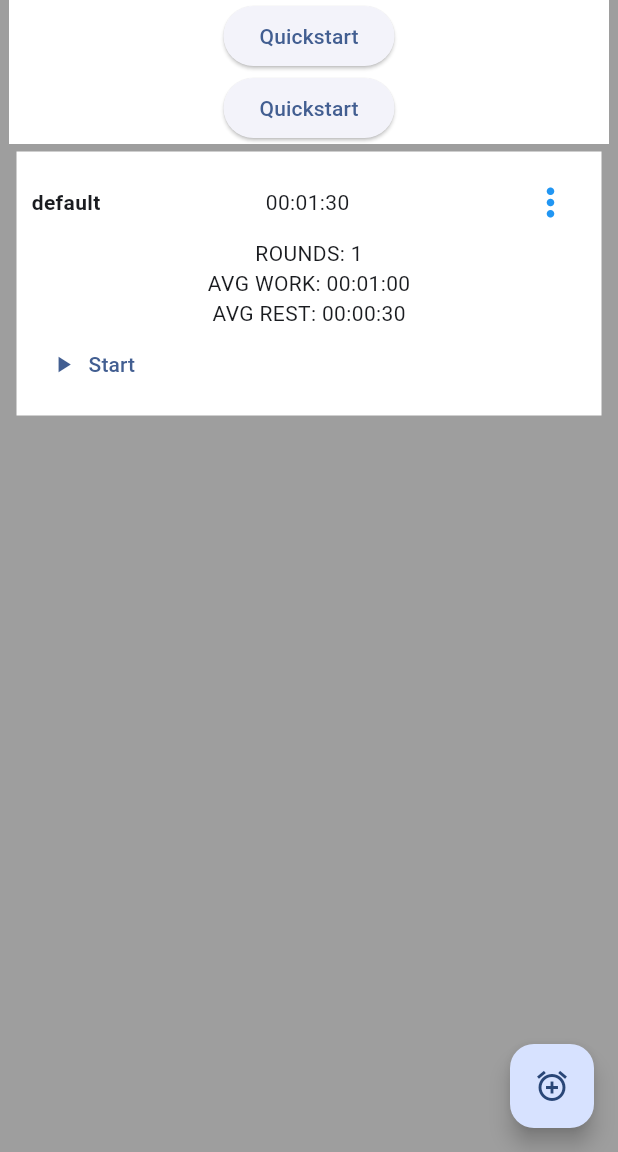
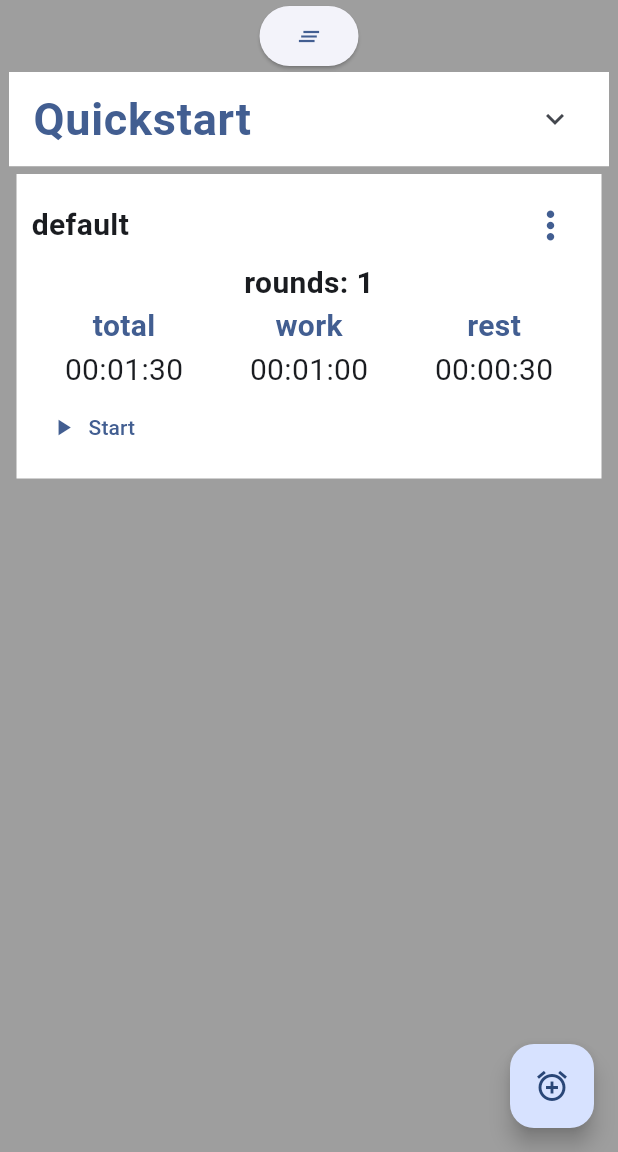
Before and after one commit to kcmurray1/fitness_app, a Flutter app: the screen it shows after launch, on a phone screen of 412 x 824 dp, the part 84-1236 px from its top. Run offline on Flutter 3.47's test engine with Material 3 defaults, Android fonts, the phone set to English and light mode, and no system bars.

Commit message:
Added QuickStart feature
- User can instantly use the interval timer by specifying the number of rounds and work/rest time.
- Added help pop up for timer editor containing information about simple vs advanced editors
- Updated customCards UI to use _customCardCenter()
- Added QuickStart UI to home page

```diff
--- a/lib/pages/timer_select_page/timer_select_page.dart
+++ b/lib/pages/timer_select_page/timer_select_page.dart
@@ -10,6 +10,7 @@ import 'package:fitness_app/utilities/interval_timer.dart';
 import 'package:fitness_app/utilities/json_storage.dart';
 // common
 import 'package:fitness_app/common/widgets/custom_pop_up_menu.dart';
+import 'package:fitness_app/common/widgets/time_display.dart';
 
 // widgets
 import 'widgets/quickstart.dart';
@@ -62,13 +63,6 @@ class _TimerSelectPageState extends State<TimerSelectPage>
 
   }
 
-  @override
-  void dispose()
-  {
-    super.dispose();
-  }
-
-
   Widget customCard ({
     required IntervalTimer timer,
     required Function onDelete
@@ -86,11 +80,10 @@ class _TimerSelectPageState extends State<TimerSelectPage>
             mainAxisAlignment: MainAxisAlignment.spaceBetween,
             children: [
               Text(timer.name,
-                style: TextStyle(fontWeight: FontWeight.bold)
+                style: TextStyle(fontWeight: FontWeight.bold, fontSize: 20)
               ),
-              Center(child: Text(durationString(timer.totalTime))),
               CustomPopUpMenu(
-                iconColor: Colors.blue,
+                iconColor: Theme.of(context).colorScheme.primary,
                 onDelete: onDelete,
                 onEdit: () async {
                   IntervalTimer settingsTimer = timer;
@@ -121,9 +114,20 @@ class _TimerSelectPageState extends State<TimerSelectPage>
               )
             ]
           ),
-          Text("ROUNDS: ${timer.totalRounds}"),
-          Text("AVG WORK: ${durationString(timer.avgWorkTime)}"),
-          Text("AVG REST: ${durationString(timer.avgRestTime)}"),
+          Row(
+            mainAxisAlignment: MainAxisAlignment.center,
+            children: [
+              Text("rounds: ${timer.totalRounds}", style: TextStyle(fontSize: 20, fontWeight: FontWeight.bold))
+            ],
+          ),
+          Row(
+            mainAxisAlignment: MainAxisAlignment.spaceAround,
+            children: [
+              _customCardCenter("total", TimeDisplayField.timeDisplay(timer.totalTime)),
+              _customCardCenter("work", TimeDisplayField.timeDisplay(timer.avgWorkTime)),
+              _customCardCenter("rest", TimeDisplayField.timeDisplay(timer.avgRestTime)),
+            ],
+          ),
           Row(
             mainAxisAlignment: MainAxisAlignment.spaceBetween,
             children: [
@@ -143,6 +147,25 @@ class _TimerSelectPageState extends State<TimerSelectPage>
           ),
         ],
       )
+    );
+  }
+
+  Widget _customCardCenter(String title, String subTitle)
+  {
+    TextStyle titleStyle = TextStyle(
+      color: Theme.of(context).colorScheme.primary,
+      fontSize: 20,
+      fontWeight: FontWeight.bold
+    );
+
+    TextStyle subTitleStyle = TextStyle(
+      fontSize: 20
+    );
+    return Column(
+      children:[
+        Text(title, style: titleStyle),
+        Text(subTitle, style: subTitleStyle)
+      ]
     );
   }
 
@@ -173,16 +196,7 @@ class _TimerSelectPageState extends State<TimerSelectPage>
     setState(() {
       presetData = _timerStorage.cache;
     });
-  }
-
-  String durationString(Duration duration)
-  {
-    String hours = duration.inHours.remainder(60).toString().padLeft(2, '0');
-
-    String minutes = duration.inMinutes.remainder(60).toString().padLeft(2, '0');
-
-    String seconds = duration.inSeconds.remainder(60).toString().padLeft(2, '0');
-    return "$hours:$minutes:$seconds";
+    _timerStorage.save();
   }
 
   Widget _displayInfo()
@@ -193,10 +207,15 @@ class _TimerSelectPageState extends State<TimerSelectPage>
     }
     else
     {
-      return ListView(
-        children:
-          presetData.entries.map<Widget>((entry){
+      List<Widget> children = [
+        if(presetData["quickstart"] == null)
+          QuickStart(storage: _timerStorage, numRounds: 5)
+        else
+          QuickStart.fromJson(storage: _timerStorage, jsonData: presetData["quickstart"])
+      ];
 
+      children.addAll(
+        presetData.entries.where((entry)=> entry.key != "quickstart").map<Widget>((entry){
             String id = entry.key;
             dynamic preset = entry.value;
             return customCard(timer: IntervalTimer.fromJson(
@@ -205,8 +224,11 @@ class _TimerSelectPageState extends State<TimerSelectPage>
               ),
               onDelete: () => _removeData(id),
             );
-            //   );
           }).toList()
+      );
+
+      return ListView(
+        children: children
       );
     }
   }
@@ -214,29 +236,18 @@ class _TimerSelectPageState extends State<TimerSelectPage>
   Widget build(BuildContext context)
   {
     return Scaffold(
+      resizeToAvoidBottomInset: true,
       backgroundColor: Colors.grey,
       body: Center(
         child: Column(
           children: [
-            Row(
-              mainAxisAlignment: MainAxisAlignment.spaceAround,
-              children: [
-                QuickStart(onPressed: (){}),
-                // ElevatedButton(onPressed: (){}, child: Text("Quickstart")),
-                // ElevatedButton(onPressed: _clearData, child: Icon(Icons.clear_all_outlined))
-              ],
-            ),
+            ElevatedButton(onPressed: () => _clearData(), child: Icon(Icons.clear_all)),
             Flexible(
               child: SizedBox(
                 width: 400,
                 child: _displayInfo()
               )
             ),
-            // ElevatedButton(onPressed: () async{
-
-
-
-            // }, child: Icon(Icons.audiotrack))
           ],
         ),
       ),
--- a/lib/pages/timer_select_page/widgets/quickstart.dart
+++ b/lib/pages/timer_select_page/widgets/quickstart.dart
@@ -1,31 +1,140 @@
 
 import 'package:flutter/material.dart';
 import 'package:fitness_app/common/widgets/time_display.dart';
+import 'package:provider/provider.dart';
 
-class QuickStart extends StatelessWidget
+import 'package:fitness_app/utilities/interval_timer.dart';
+import 'package:fitness_app/utilities/json_storage.dart';
+import 'package:fitness_app/pages/timer_page/timer_page.dart';
+
+class QuickStart extends StatefulWidget
 {
-  final Function onPressed;
-  String text = "Quickstart";
+  // final Function onChanged;
+  final JsonStorage storage;
+  static String text = "QUICKSTART";
+  int numRounds;
+  Duration restTime;
+  Duration workTime;
 
   QuickStart({super.key,
-    required Function this.onPressed,
-
+    required this.storage,
+    this.numRounds = 99,
+    this.restTime = const Duration(seconds: 30),
+    this.workTime = const Duration(seconds: 15)
   });
 
+  factory QuickStart.fromJson ({
+    Key? key,
+    required storage,
+    required dynamic jsonData
+  })
+  {
+    return QuickStart(
+      key: key,
+      storage: storage,
+      numRounds: jsonData["numRounds"],
+      workTime: Duration(seconds: jsonData["work"]),
+      restTime: Duration(seconds: jsonData["rest"]),
+      );
+  }
+
+
+  @override
+  State<QuickStart> createState() => _QuickStartState();
+}
+
+class _QuickStartState extends State<QuickStart>
+{
+  String _storageId = "quickstart";
+
+  void saveChanges()
+  {
+    widget.storage[_storageId] = toJson();
+    widget.storage.save();
+  }
+  dynamic toJson()
+  {
+    return {"numRounds": widget.numRounds, "work": widget.workTime.inSeconds, "rest": widget.restTime.inSeconds};
+  }
   @override
   Widget build(BuildContext context) {
+    double textSize = 30;
+    Color textColor = Theme.of(context).colorScheme.primary;
+    TextStyle textStyle = TextStyle(fontSize: textSize, color: textColor, fontWeight: FontWeight.bold);
     return Container(
-      width: 400,
-      color: Colors.white,
-      child: Column(
-        children: [
-          ElevatedButton(
-            onPressed: ()=> onPressed(), child: Text(text)),
+          color: Colors.white,
+          child: ExpansionTile(
+            // collapsedBackgroundColor: Color.fromARGB(255,29,33,71),
+            title: Text("Quickstart", style: textStyle),
+            children: [
+                Column(
+                  children: [
+                    Text("rounds", style: textStyle),
+                    SizedBox(
+                      width: 50,
+                      child: TextFormField(
+                        keyboardType: TextInputType.number,
+                        initialValue: "${widget.numRounds}",
+                        textAlign: TextAlign.center,
+                        maxLength: 2,
+                        style: TextStyle(fontSize: textSize),
+                        onChanged: (value){
+                          setState(() {
+                            widget.numRounds = int.tryParse(value) ?? widget.numRounds;
+                          });
+                          saveChanges();
+                        },
+                      ),
+                    ),
 
-          ElevatedButton(
-            onPressed: ()=> onPressed(), child: Text(text)),
-        ],
-      ),
-    );
+                    Text("work",
+                      style: textStyle,
+                    ),
+                    TimeDisplayField(time: widget.workTime, onTimeChanged: (newTime){
+                      setState(() {
+                        widget.workTime = newTime;
+                      });
+                      saveChanges();
+
+                    } , timeColor: Colors.black),
+                    Padding(padding: EdgeInsets.all(10)),
+                    Text("rest",
+                      style: textStyle,
+                    ),
+                    TimeDisplayField(time: widget.restTime, onTimeChanged: (newTime){
+                      setState(() {
+                        widget.restTime = newTime;
+                      });
+                      saveChanges();
+                    } , timeColor: Colors.black),
+                  ]
+                ),
+                Padding(padding: EdgeInsets.all(10)),
+                SizedBox(
+                  width: 300,
+                  child: ElevatedButton(
+                    onPressed: ()=> {
+                      Navigator.of(context).push(
+                      MaterialPageRoute(
+                        builder: (context) => ChangeNotifierProvider(
+                          create: (context) => IntervalTimer(numRounds: widget.numRounds, workTime: widget.workTime, restTime: widget.restTime),
+                          child: TimerPage(),
+                        )
+                        ),
+                      )
+                    },
+                    child: Row(
+                      mainAxisAlignment: MainAxisAlignment.center,
+                      children: [
+                      Icon(Icons.bolt, color: Colors.amber),
+                      Text(QuickStart.text)
+                    ]
+                    )
+                  ),
+                )
+              ],
+
+          ),
+        );
   }
 }
--- a/lib/utilities/interval_timer.dart
+++ b/lib/utilities/interval_timer.dart
@@ -47,6 +47,10 @@ class IntervalTimer extends ChangeNotifier {
     String id = "missing_id",
     required dynamic jsonData,
   }){
+    if(jsonData["name"] == null)
+    {
+      return IntervalTimer();
+    }
     IntervalTimer newTimer = IntervalTimer(
        name: jsonData["name"],
       id: id,
@@ -138,6 +142,12 @@ class IntervalTimer extends ChangeNotifier {
     }
 
   }
+
+  bool isSingleRound()
+  {
+    return rounds[_roundIndex].phaseTimers.length == 1;
+  }
+
   int get totalRounds
   {
     return _totalRounds;
--- a/lib/utilities/round.dart
+++ b/lib/utilities/round.dart
@@ -7,7 +7,7 @@ class Round extends ChangeNotifier {
   List<PhaseTimer> phaseTimers = [];
   int _phaseTimerIndex = 0;
   bool isStarted = false;
-  int _defaultSets = 3;
+  int _defaultSets = 1;
   final Duration initWorkTime;
   final Duration initRestTime;
 
```
Also changed, not shown: lib/pages/timer_page/timer_page.dart (+9 -6 lines), lib/pages/timer_settings_page/timer_settings_page.dart (+3 -8 lines), lib/pages/timer_settings_page/widgets/timer_advanced_settings.dart (+15 -2 lines), lib/pages/timer_settings_page/widgets/timer_help.dart (added, +70 -0 lines), lib/utilities/json_storage.dart (+5 -5 lines), 1 other file.
